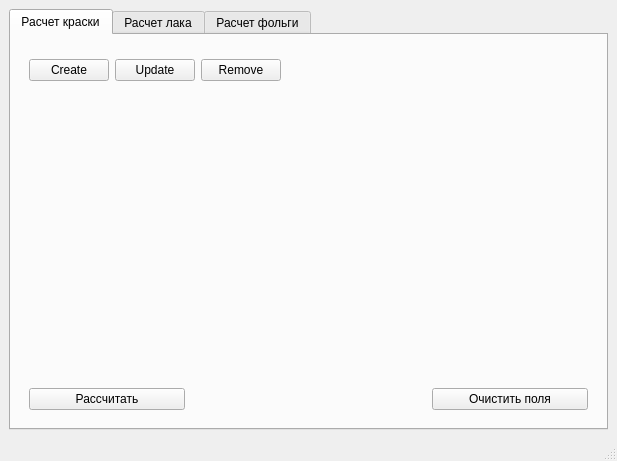
Before: the Qt Designer form mainwindow.ui in Alexcoratt/ColorCalc_GUI, drawn with Qt 5.
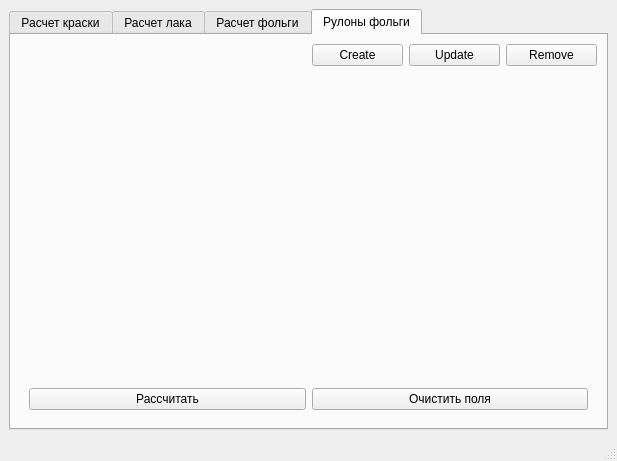
After: the same form once the commit is applied. The open tabs and pages were chosen to show the change. Icons and pictures are not drawn. Custom widgets are drawn as their Qt base class.

Commit message: Added foil rolls tab class and integrated config managers

```diff
--- a/mainwindow.ui
+++ b/mainwindow.ui
@@ -344,6 +344,95 @@
         </item>
        </layout>
       </widget>
+      <widget class="QWidget" name="foilRollsTab">
+       <attribute name="title">
+        <string>Рулоны фольги</string>
+       </attribute>
+       <layout class="QVBoxLayout" name="verticalLayout_5" stretch="0,1,0">
+        <item>
+         <layout class="QHBoxLayout" name="frComboBoxLayout">
+          <item>
+           <widget class="NamedField" name="foilRollsPresetField" native="true"/>
+          </item>
+          <item>
+           <layout class="QHBoxLayout" name="frButtonLayout">
+            <item>
+             <widget class="QPushButton" name="frCreatePresetButton">
+              <property name="text">
+               <string>Create</string>
+              </property>
+             </widget>
+            </item>
+            <item>
+             <widget class="QPushButton" name="frUpdatePresetButton">
+              <property name="text">
+               <string>Update</string>
+              </property>
+             </widget>
+            </item>
+            <item>
+             <widget class="QPushButton" name="frRemovePresetButton">
+              <property name="text">
+               <string>Remove</string>
+              </property>
+             </widget>
+            </item>
+           </layout>
+          </item>
+         </layout>
+        </item>
+        <item>
+         <layout class="QHBoxLayout" name="horizontalLayout_3" stretch="2,1">
+          <item>
+           <layout class="QVBoxLayout" name="verticalLayout_6" stretch="0,0,1">
+            <item>
+             <widget class="NamedField" name="frLengthField" native="true"/>
+            </item>
+            <item>
+             <widget class="NamedField" name="frWidthField" native="true"/>
+            </item>
+            <item>
+             <spacer name="verticalSpacer_3">
+              <property name="orientation">
+               <enum>Qt::Vertical</enum>
+              </property>
+              <property name="sizeHint" stdset="0">
+               <size>
+                <width>20</width>
+                <height>40</height>
+               </size>
+              </property>
+             </spacer>
+            </item>
+           </layout>
+          </item>
+          <item>
+           <widget class="NamedField" name="frSuitableRollsField" native="true"/>
+          </item>
+         </layout>
+        </item>
+        <item>
+         <widget class="QWidget" name="horizontalWidget_4" native="true">
+          <layout class="QHBoxLayout" name="horizontalLayout_7" stretch="2,2">
+           <item>
+            <widget class="QPushButton" name="frFindSuitableRollsButton">
+             <property name="text">
+              <string>Рассчитать</string>
+             </property>
+            </widget>
+           </item>
+           <item>
+            <widget class="QPushButton" name="frClearFieldsButton">
+             <property name="text">
+              <string>Очистить поля</string>
+             </property>
+            </widget>
+           </item>
+          </layout>
+         </widget>
+        </item>
+       </layout>
+      </widget>
      </widget>
     </item>
    </layout>
```
Left out of the diff: 7 changed lines with no effect on the pictures. The commit also changes 6 other files.
